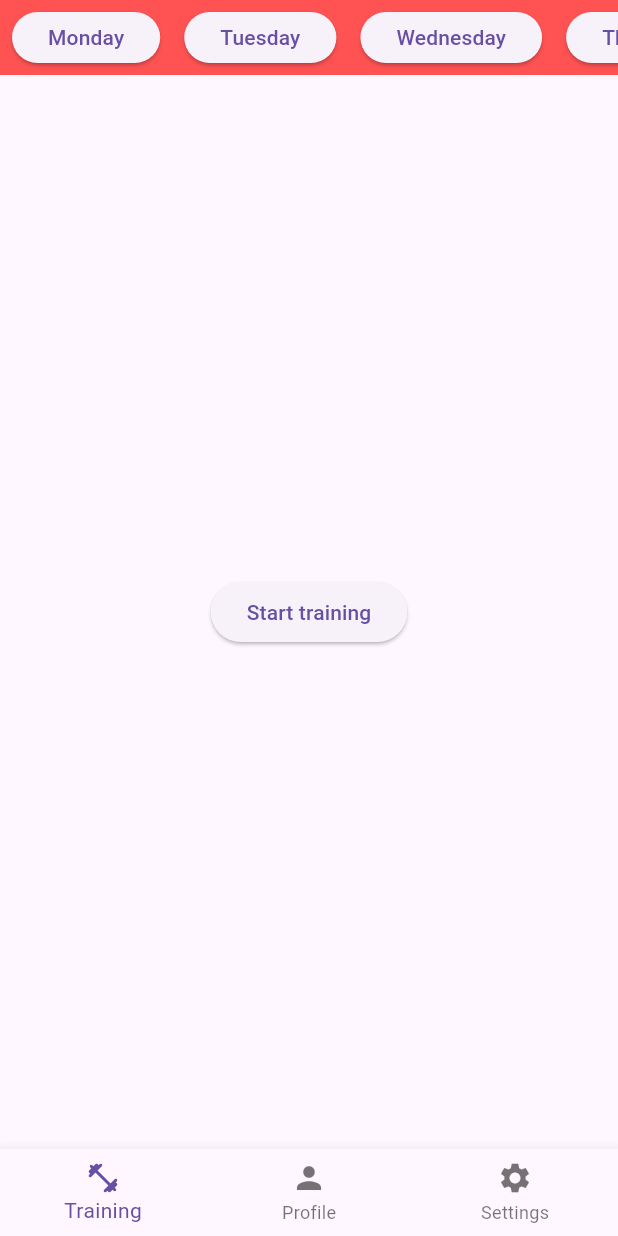
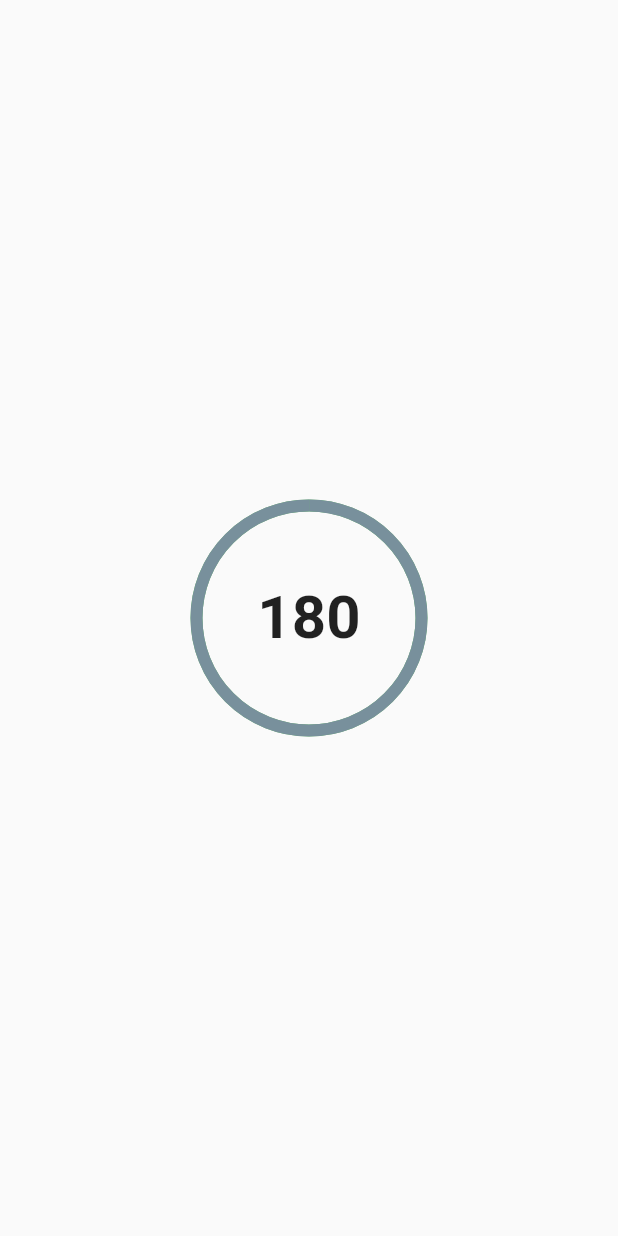
Before and after one commit to anatoliyKaragodin/flutter_traning_app_1_without_web_1, a Flutter app: the first screen one second after launch, on a phone screen of 412 x 824 dp. Run offline on Flutter 3.47's test engine with Material 2 defaults, Android fonts, the phone set to English and light mode, and no system bars.

Commit message:
add timer_widget.dart

```diff
--- a/lib/main.dart
+++ b/lib/main.dart
@@ -1,5 +1,6 @@
 import 'package:flutter/material.dart';
 import 'package:flutter_traning_app_1/pages/home_page.dart';
+import 'package:flutter_traning_app_1/widgets/timer_widget.dart';
 
 void main() {
   runApp(const MyApp());
@@ -14,10 +15,10 @@ class MyApp extends StatelessWidget {
     return MaterialApp(
       debugShowCheckedModeBanner: false,
       theme: ThemeData(
-        useMaterial3: true,
+        useMaterial3: false,
         primarySwatch: Colors.blue,
       ),
-      home: const HomePage(),
+      home: TimerWidget(waitTimeInSec: 180, onEnd: () {},),
     );
   }
 }
--- /dev/null
+++ b/lib/widgets/timer_widget.dart
@@ -0,0 +1,131 @@
+import 'dart:async';
+import 'dart:math' as math;
+
+import 'package:flutter/material.dart';
+
+class TimerWidget extends StatefulWidget {
+  final int waitTimeInSec;
+  final VoidCallback onEnd;
+  const TimerWidget({Key? key, required this.waitTimeInSec, required this.onEnd}) : super(key: key);
+
+  @override
+  State<TimerWidget> createState() => _TimerWidgetState();
+}
+
+class _TimerWidgetState extends State<TimerWidget> {
+  Timer? _timer;
+  late int _waitTime;
+  double _percent = 1.0;
+  bool isStarted = true;
+  String timeStr = '';
+
+  @override
+  void initState() {
+    super.initState();
+    _waitTime = widget.waitTimeInSec;
+    _calculationTime();
+    start();
+  }
+
+  @override
+  void dispose() {
+    super.dispose();
+    _timer?.cancel();
+  }
+
+  void start() {
+    if(_waitTime > 0) {
+      setState(() {
+        isStarted = true;
+      });
+      _timer = Timer.periodic(Duration(seconds: 1), (timer) {
+        _waitTime -= 1;
+        _calculationTime();
+        if(_waitTime <= 0) pause();
+      });
+    }
+  }
+
+  void restart() {
+    _waitTime = widget.waitTimeInSec;
+    _calculationTime();
+  }
+
+  void pause() {
+    _timer?.cancel();
+    setState(() {
+      isStarted = false;
+    });
+  }
+
+  void _calculationTime() {
+    String secondsStr =  _waitTime.toString();
+    setState(() {
+      _percent = _waitTime/widget.waitTimeInSec;
+      timeStr = secondsStr;
+    });
+  }
+
+  @override
+  Widget build(BuildContext context) {
+    final size = MediaQuery.of(context).size;
+
+    return Scaffold(
+      body: InkWell(
+        onTap: () {isStarted ? pause() : start();},
+        child: Center(
+          child: Row(
+            mainAxisAlignment: MainAxisAlignment.center,
+            children: [
+              /// Restart button
+              // Container(
+              //   child: FloatingActionButton(
+              //     onPressed: () {
+              //       restart();
+              //     },
+              //     child: Icon(Icons.restart_alt_rounded),
+              //   ),
+              // ),
+              /// Timer
+              Stack(
+                alignment: Alignment.center,
+                children: [
+                  Container(
+                      height: 150,
+                      width: 150,
+                      child: Transform(
+                        alignment: Alignment.center,
+                        transform: Matrix4.rotationY(math.pi),
+                        child: CircularProgressIndicator(
+                          color: Colors.blueGrey[400],
+                          value: _percent,
+                          backgroundColor: Colors.green[400],
+                          strokeWidth: 8,
+                        ),
+                      )),
+                  Positioned(
+                      child: Text(timeStr,
+                          style: TextStyle(
+                            fontWeight: FontWeight.bold,
+                            fontSize: 40,
+                          ))),
+                ],
+              ),
+              /// Play/pause button
+              // Container(
+              //   child: FloatingActionButton(
+              //     onPressed: () {
+              //       isStarted ? pause() : start();
+              //     },
+              //     child: isStarted
+              //         ? Icon(Icons.pause)
+              //         : Icon(Icons.play_arrow_rounded),
+              //   ),
+              // ),
+            ],
+          ),
+        ),
+      ),
+    );
+  }
+}
--- a/pubspec.yaml
+++ b/pubspec.yaml
@@ -31,6 +31,8 @@ environment:
 dependencies:
   flutter:
     sdk: flutter
+
+
 
 
   # The following adds the Cupertino Icons font to your application.
```
Also changed, not shown: lib/pages/training_page.dart (+22 -1 lines).
